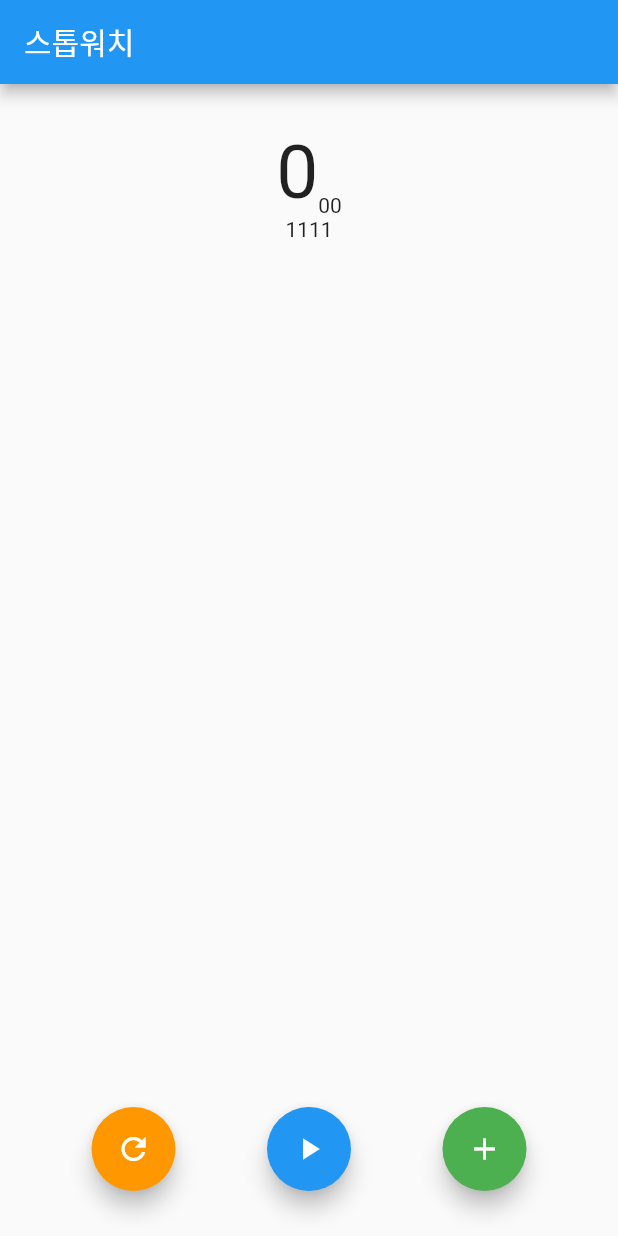
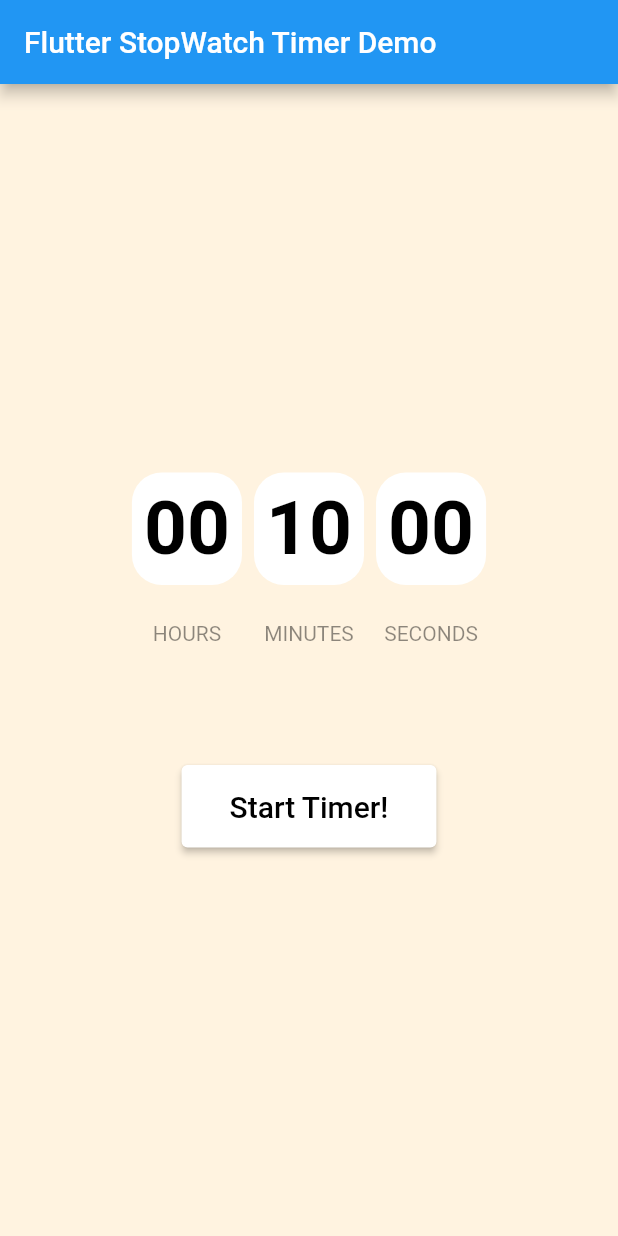
Before and after one commit to teddyjune/stop_watch, a Flutter app: the screen it shows after launch, on a phone screen of 412 x 824 dp. Run offline on Flutter 3.47's test engine with Material 2 defaults, Android fonts, the phone set to English and light mode, and no system bars.

Commit message:
feat: 다른 종류의 타이머 구현

```diff
--- /dev/null
+++ b/lib/button_widget.dart
@@ -0,0 +1,27 @@
+import 'package:flutter/material.dart';
+
+class ButtonWidget extends StatelessWidget {
+  final String text;
+  final Color color;
+  final Color backgroundColor;
+  final VoidCallback onClicked;
+
+  const ButtonWidget(
+      {Key? key,
+      required this.text,
+      required this.onClicked,
+      this.color = Colors.white,
+      this.backgroundColor = Colors.black})
+      : super(key: key);
+
+  @override
+  Widget build(BuildContext context) => ElevatedButton(
+      style: ElevatedButton.styleFrom(
+          backgroundColor: backgroundColor,
+          padding: EdgeInsets.symmetric(horizontal: 32, vertical: 16)),
+      onPressed: onClicked,
+      child: Text(
+        text,
+        style: TextStyle(fontSize: 20, color: color),
+      ));
+}
--- a/lib/main.dart
+++ b/lib/main.dart
@@ -1,5 +1,5 @@
 import 'package:flutter/material.dart';
-import 'package:stop_watch/stop_watch_screen.dart';
+import 'package:stop_watch/timer_page.dart';
 
 void main() {
   runApp(const MyApp());
@@ -15,7 +15,7 @@ class MyApp extends StatelessWidget {
       theme: ThemeData(
         primarySwatch: Colors.blue,
       ),
-      home: StopWatchScreen(),
+      home: TimerPage(),
     );
   }
 }
--- a/lib/stop_watch_screen.dart
+++ b/lib/stop_watch_screen.dart
@@ -30,12 +30,23 @@ class _StopWatchScreenState extends State<StopWatchScreen> {
     }
   }
 
-  void _start() {}
+  void _start() {
+    _timer = Timer(const Duration(milliseconds: 10), () {
+      setState(() {
+        _time++;
+      });
+    });
+  }
 
-  void _pause() {}
+  void _pause() {
+    _timer?.cancel();
+  }
 
   @override
   Widget build(BuildContext context) {
+    int seconds = _time ~/ 100;
+String hundredth = '${_time % 100}';
+
     return Scaffold(
       appBar: AppBar(
         title: const Text('스톱워치'),
@@ -46,12 +57,12 @@ class _StopWatchScreenState extends State<StopWatchScreen> {
           Row(
             mainAxisAlignment: MainAxisAlignment.center,
             crossAxisAlignment: CrossAxisAlignment.end,
-            children: const [
+            children: [
               Text(
-                '0',
+                '$seconds',
                 style: TextStyle(fontSize: 50),
               ),
-              Text('00'),
+              Text('$hundredth'),
             ],
           ),
           SizedBox(
--- /dev/null
+++ b/lib/timer_page.dart
@@ -0,0 +1,146 @@
+import 'dart:async';
+
+import 'package:flutter/material.dart';
+import 'package:stop_watch/button_widget.dart';
+
+class TimerPage extends StatefulWidget {
+  @override
+  _TimerPageState createState() => _TimerPageState();
+}
+
+class _TimerPageState extends State<TimerPage> {
+  static const countdownDuration = Duration(minutes: 10);
+  Duration duration = const Duration();
+  Timer? timer;
+
+  bool countDown = true;
+
+  @override
+  void initState() {
+    // TODO: implement initState
+    super.initState();
+    reset();
+  }
+
+  void reset() {
+    if (countDown) {
+      setState(() => duration = countdownDuration);
+    } else {
+      setState(() => duration = const Duration());
+    }
+  }
+
+  void startTimer() {
+    timer = Timer.periodic(const Duration(seconds: 1), (_) => addTime());
+  }
+
+  void addTime() {
+    final addSeconds = countDown ? -1 : 1;
+    setState(() {
+      final seconds = duration.inSeconds + addSeconds;
+      if (seconds < 0) {
+        timer?.cancel();
+      } else {
+        duration = Duration(seconds: seconds);
+      }
+    });
+  }
+
+  void stopTimer({bool resets = true}) {
+    if (resets) {
+      reset();
+    }
+    setState(() => timer?.cancel());
+  }
+
+  @override
+  Widget build(BuildContext context) => Scaffold(
+        backgroundColor: Colors.orange[50],
+        appBar: AppBar(
+          automaticallyImplyLeading: false,
+          title: const Text("Flutter StopWatch Timer Demo"),
+        ),
+        body: Center(
+          child: Column(
+            mainAxisAlignment: MainAxisAlignment.center,
+            children: [
+              buildTime(),
+              const SizedBox(
+                height: 80,
+              ),
+              buildButtons()
+            ],
+          ),
+        ),
+      );
+
+  Widget buildTime() {
+    String twoDigits(int n) => n.toString().padLeft(2, '0');
+    final hours = twoDigits(duration.inHours);
+    final minutes = twoDigits(duration.inMinutes.remainder(60));
+    final seconds = twoDigits(duration.inSeconds.remainder(60));
+    return Row(mainAxisAlignment: MainAxisAlignment.center, children: [
+      buildTimeCard(time: hours, header: 'HOURS'),
+      const SizedBox(
+        width: 8,
+      ),
+      buildTimeCard(time: minutes, header: 'MINUTES'),
+      const SizedBox(
+        width: 8,
+      ),
+      buildTimeCard(time: seconds, header: 'SECONDS'),
+    ]);
+  }
+
+  Widget buildTimeCard({required String time, required String header}) =>
+      Column(
+        mainAxisAlignment: MainAxisAlignment.center,
+        children: [
+          Container(
+            padding: const EdgeInsets.all(8),
+            decoration: BoxDecoration(
+                color: Colors.white, borderRadius: BorderRadius.circular(20)),
+            child: Text(
+              time,
+              style: const TextStyle(
+                  fontWeight: FontWeight.bold,
+                  color: Colors.black,
+                  fontSize: 50),
+            ),
+          ),
+          const SizedBox(
+            height: 24,
+          ),
+          Text(header, style: const TextStyle(color: Colors.black45)),
+        ],
+      );
+
+  Widget buildButtons() {
+    final isRunning = timer == null ? false : timer!.isActive;
+    final isCompleted = duration.inSeconds == 0;
+    return isRunning || isCompleted
+        ? Row(
+            mainAxisAlignment: MainAxisAlignment.center,
+            children: [
+              ButtonWidget(
+                  text: 'STOP',
+                  onClicked: () {
+                    if (isRunning) {
+                      stopTimer(resets: false);
+                    }
+                  }),
+              const SizedBox(
+                width: 12,
+              ),
+              ButtonWidget(text: "CANCEL", onClicked: stopTimer),
+            ],
+          )
+        : ButtonWidget(
+            text: "Start Timer!",
+            color: Colors.black,
+            backgroundColor: Colors.white,
+            onClicked: () {
+              startTimer();
+            });
+  }
+}
```
